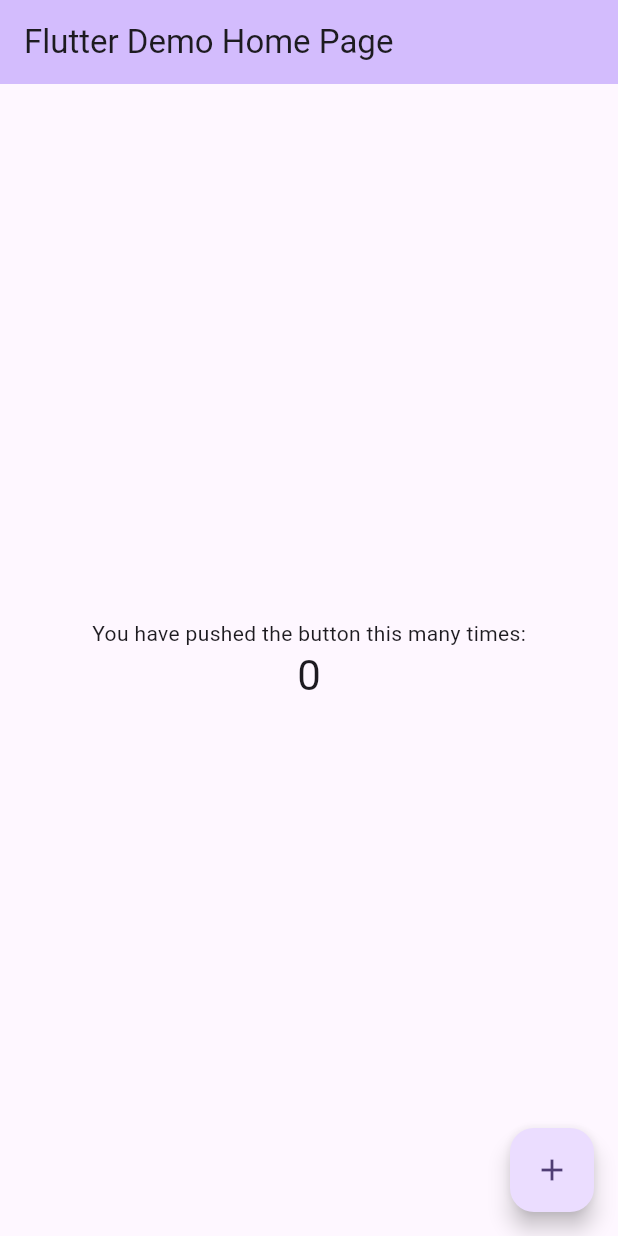
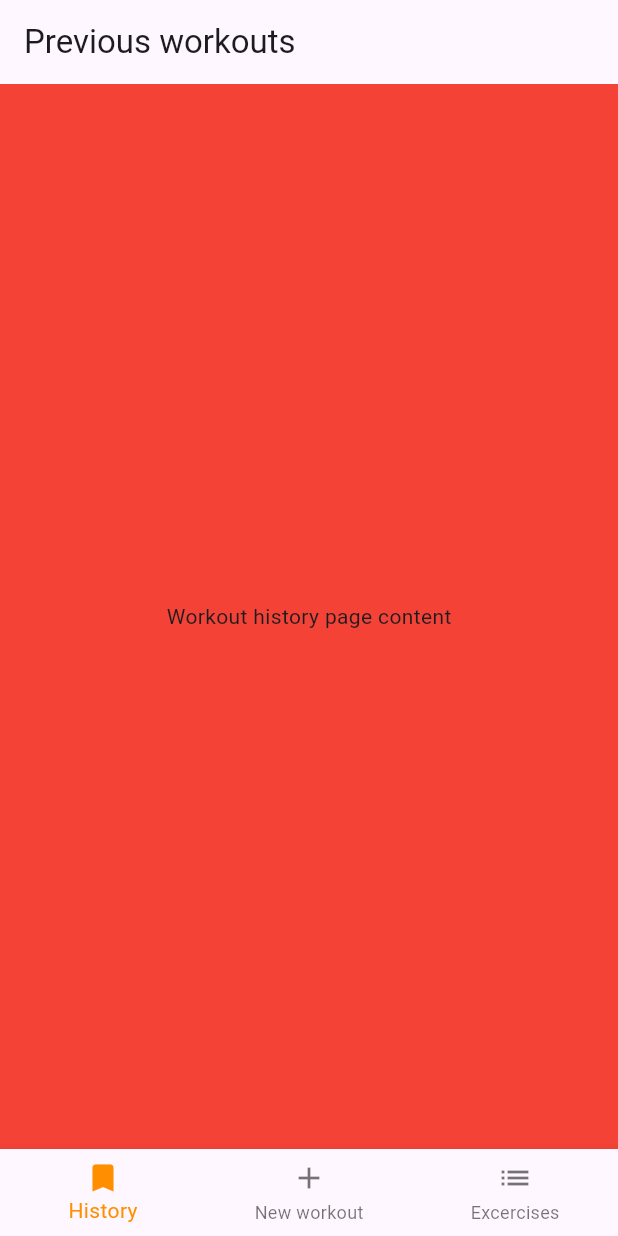
Before and after one commit to seaz5150/vorkautus, a Flutter app: the screen it shows after launch, on a phone screen of 412 x 824 dp. Run offline on Flutter 3.47's test engine with Material 2 defaults, Android fonts, the phone set to English and light mode, and no system bars.

Commit message:
Added page routing etc.

```diff
--- a/lib/main.dart
+++ b/lib/main.dart
@@ -1,125 +1,75 @@
 import 'package:flutter/material.dart';
+import 'screens/excercises_screen.dart';
+import 'screens/new_workout_screen.dart';
+import 'screens/workout_history_screen.dart';
+
+// Project structure guide: https://medium.com/flutter-community/scalable-folder-structure-for-flutter-applications-183746bdc320 (Folders By Type/Domain)
+// For performing operations on the JSON data maybe this architecture: https://codewithandrea.com/articles/flutter-repository-pattern/
 
 void main() {
-  runApp(const MyApp());
+  runApp(const VorkautusApp());
 }
 
-class MyApp extends StatelessWidget {
-  const MyApp({super.key});
+class VorkautusApp extends StatelessWidget {
+  const VorkautusApp({super.key});
 
-  // This widget is the root of your application.
   @override
   Widget build(BuildContext context) {
     return MaterialApp(
-      title: 'Flutter Demo',
+      title: 'Vorkautus',
       theme: ThemeData(
-        // This is the theme of your application.
-        //
-        // TRY THIS: Try running your application with "flutter run". You'll see
-        // the application has a blue toolbar. Then, without quitting the app,
-        // try changing the seedColor in the colorScheme below to Colors.green
-        // and then invoke "hot reload" (save your changes or press the "hot
-        // reload" button in a Flutter-supported IDE, or press "r" if you used
-        // the command line to start the app).
-        //
-        // Notice that the counter didn't reset back to zero; the application
-        // state is not lost during the reload. To reset the state, use hot
-        // restart instead.
-        //
-        // This works for code too, not just values: Most code changes can be
-        // tested with just a hot reload.
         colorScheme: ColorScheme.fromSeed(seedColor: Colors.deepPurple),
         useMaterial3: true,
       ),
-      home: const MyHomePage(title: 'Flutter Demo Home Page'),
+      home: const RootScreen(),
     );
   }
 }
 
-class MyHomePage extends StatefulWidget {
-  const MyHomePage({super.key, required this.title});
-
-  // This widget is the home page of your application. It is stateful, meaning
-  // that it has a State object (defined below) that contains fields that affect
-  // how it looks.
-
-  // This class is the configuration for the state. It holds the values (in this
-  // case the title) provided by the parent (in this case the App widget) and
-  // used by the build method of the State. Fields in a Widget subclass are
-  // always marked "final".
-
-  final String title;
+class RootScreen extends StatefulWidget {
+  const RootScreen({super.key});
 
   @override
-  State<MyHomePage> createState() => _MyHomePageState();
+  State<RootScreen> createState() =>
+      _RootScreenState();
 }
 
-class _MyHomePageState extends State<MyHomePage> {
-  int _counter = 0;
+class _RootScreenState extends State<RootScreen> {
+  int _selectedPageIndex = 0;
 
-  void _incrementCounter() {
+  void _onItemTapped(int index) {
     setState(() {
-      // This call to setState tells the Flutter framework that something has
-      // changed in this State, which causes it to rerun the build method below
-      // so that the display can reflect the updated values. If we changed
-      // _counter without calling setState(), then the build method would not be
-      // called again, and so nothing would appear to happen.
-      _counter++;
+      _selectedPageIndex = index;
     });
   }
 
   @override
   Widget build(BuildContext context) {
-    // This method is rerun every time setState is called, for instance as done
-    // by the _incrementCounter method above.
-    //
-    // The Flutter framework has been optimized to make rerunning build methods
-    // fast, so that you can just rebuild anything that needs updating rather
-    // than having to individually change instances of widgets.
     return Scaffold(
-      appBar: AppBar(
-        // TRY THIS: Try changing the color here to a specific color (to
-        // Colors.amber, perhaps?) and trigger a hot reload to see the AppBar
-        // change color while the other colors stay the same.
-        backgroundColor: Theme.of(context).colorScheme.inversePrimary,
-        // Here we take the value from the MyHomePage object that was created by
-        // the App.build method, and use it to set our appbar title.
-        title: Text(widget.title),
+      body: <Widget>[
+        const WorkoutHistoryScreen(),
+        const NewWorkoutScreen(),
+        const ExcercisesScreen(),
+      ][_selectedPageIndex],
+      bottomNavigationBar: BottomNavigationBar(
+        items: const <BottomNavigationBarItem>[
+          BottomNavigationBarItem(
+            icon: Icon(Icons.bookmark),
+            label: 'History',
+          ),
+          BottomNavigationBarItem(
+            icon: Icon(Icons.add),
+            label: 'New workout',
+          ),
+          BottomNavigationBarItem(
+            icon: Icon(Icons.list),
+            label: 'Excercises',
+          ),
+        ],
+        currentIndex: _selectedPageIndex,
+        selectedItemColor: Colors.amber[800],
+        onTap: _onItemTapped,
       ),
-      body: Center(
-        // Center is a layout widget. It takes a single child and positions it
-        // in the middle of the parent.
-        child: Column(
-          // Column is also a layout widget. It takes a list of children and
-          // arranges them vertically. By default, it sizes itself to fit its
-          // children horizontally, and tries to be as tall as its parent.
-          //
-          // Column has various properties to control how it sizes itself and
-          // how it positions its children. Here we use mainAxisAlignment to
-          // center the children vertically; the main axis here is the vertical
-          // axis because Columns are vertical (the cross axis would be
-          // horizontal).
-          //
-          // TRY THIS: Invoke "debug painting" (choose the "Toggle Debug Paint"
-          // action in the IDE, or press "p" in the console), to see the
-          // wireframe for each widget.
-          mainAxisAlignment: MainAxisAlignment.center,
-          children: <Widget>[
-            const Text(
-              'You have pushed the button this many times:',
-            ),
-            Text(
-              '$_counter',
-              style: Theme.of(context).textTheme.headlineMedium,
-            ),
-          ],
-        ),
-      ),
-      floatingActionButton: FloatingActionButton(
-        onPressed: _incrementCounter,
-        tooltip: 'Increment',
-        child: const Icon(Icons.add),
-      ), // This trailing comma makes auto-formatting nicer for build methods.
     );
   }
 }
--- /dev/null
+++ b/lib/screens/workout_history_screen.dart
@@ -0,0 +1,27 @@
+import 'package:flutter/material.dart';
+
+class WorkoutHistoryScreen extends StatefulWidget {
+  const WorkoutHistoryScreen({super.key});
+
+  @override
+  State<WorkoutHistoryScreen> createState() =>
+      _WorkoutHistoryScreenState();
+}
+
+class _WorkoutHistoryScreenState
+    extends State<WorkoutHistoryScreen> {
+
+  @override
+  Widget build(BuildContext context) {
+    return Scaffold(
+      appBar: AppBar(
+        title: const Text('Previous workouts'),
+    ),
+      body: Container(
+          color: Colors.red,
+          alignment: Alignment.center,
+          child: const Text('Workout history page content'),
+        )
+    );
+  }
+}
```
Also changed, not shown: lib/screens/excercises_screen.dart (added, +27 -0 lines), lib/screens/new_workout_screen.dart (added, +27 -0 lines), 1 other file.
